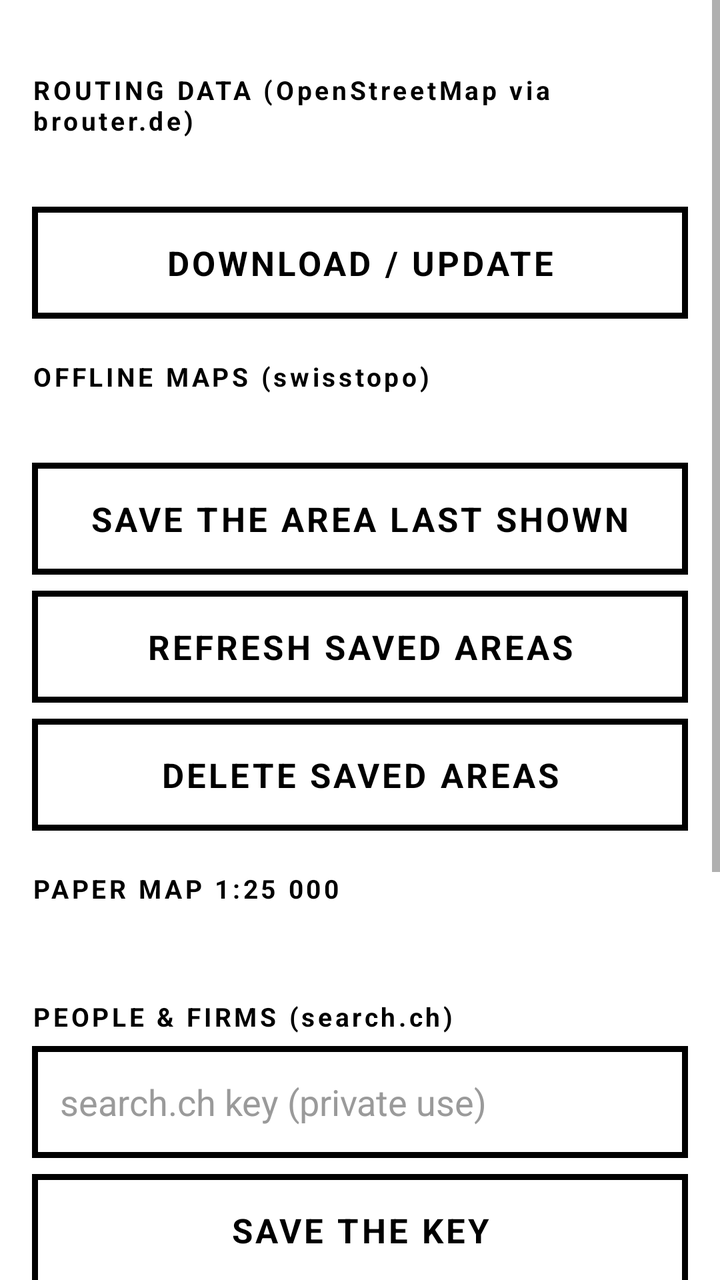
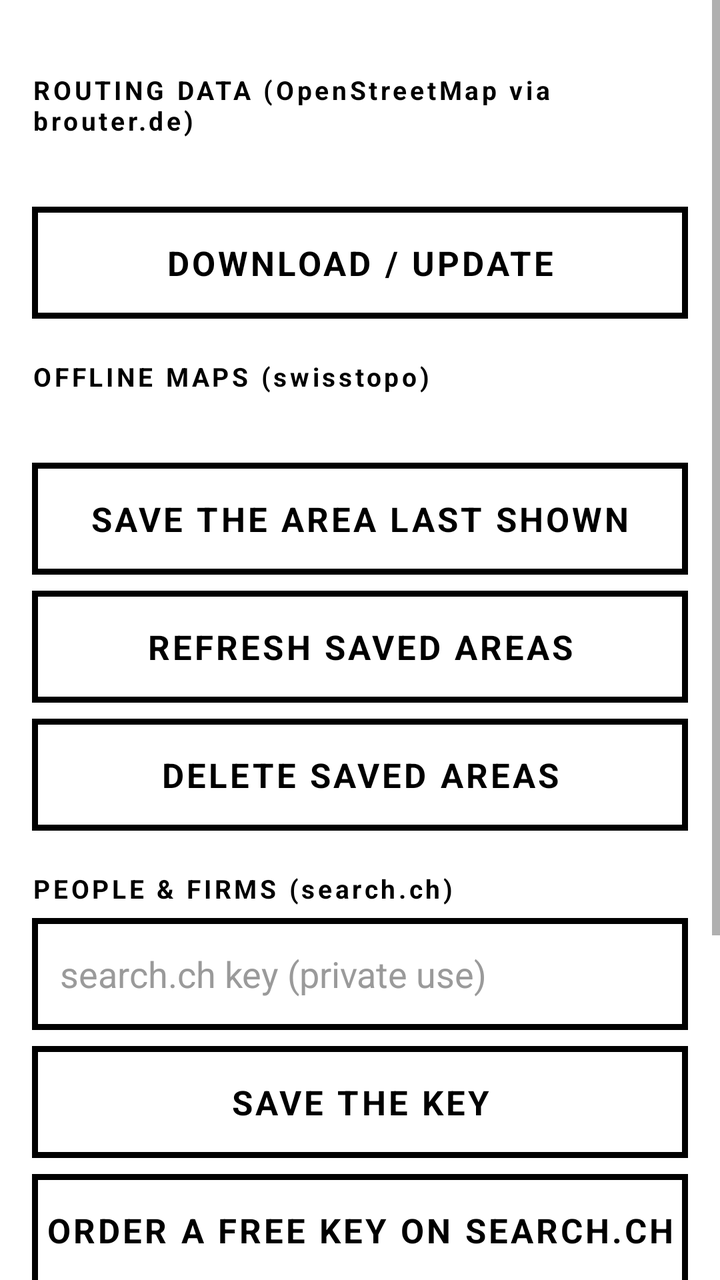

Screens rendered from an Android XML layout before and after an edit, with the pre-edit source and the edit as a unified diff.
<!-- AndroidManifest.xml: application theme Theme.Sbh -->
<!-- res/layout/activity_menu.xml -->
<?xml version="1.0" encoding="utf-8"?>
<ScrollView xmlns:android="http://schemas.android.com/apk/res/android"
    android:layout_width="match_parent" android:layout_height="match_parent" android:background="@color/paper">
    <LinearLayout android:layout_width="match_parent" android:layout_height="wrap_content"
        android:orientation="vertical" android:padding="16dp">

        <TextView style="@style/MenuHead" android:layout_width="match_parent" android:layout_height="wrap_content" android:text="ROUTING DATA (OpenStreetMap via brouter.de)"/>
        <TextView android:id="@+id/segInfo" android:layout_width="match_parent" android:layout_height="wrap_content" android:textSize="15sp" android:fontFamily="monospace" android:lineSpacingExtra="4dp"/>
        <TextView android:id="@+id/btnSegments" style="@style/Btn" android:layout_width="match_parent" android:layout_height="56dp" android:layout_marginTop="8dp" android:text="DOWNLOAD / UPDATE"/>

        <TextView style="@style/MenuHead" android:layout_width="match_parent" android:layout_height="wrap_content" android:text="OFFLINE MAPS (swisstopo)"/>
        <TextView android:id="@+id/offlineInfo" android:layout_width="match_parent" android:layout_height="wrap_content" android:textSize="15sp" android:lineSpacingExtra="4dp"/>
        <TextView android:id="@+id/btnOfflineArea" style="@style/Btn" android:layout_width="match_parent" android:layout_height="56dp" android:layout_marginTop="8dp" android:text="SAVE THE AREA LAST SHOWN"/>
        <TextView android:id="@+id/btnOfflineRefresh" style="@style/Btn" android:layout_width="match_parent" android:layout_height="56dp" android:layout_marginTop="8dp" android:text="REFRESH SAVED AREAS"/>
        <TextView android:id="@+id/btnOfflineDelete" style="@style/Btn" android:layout_width="match_parent" android:layout_height="56dp" android:layout_marginTop="8dp" android:text="DELETE SAVED AREAS"/>

        <TextView style="@style/MenuHead" android:layout_width="match_parent" android:layout_height="wrap_content" android:text="PAPER MAP 1:25 000"/>
        <TextView android:id="@+id/paperInfo" android:layout_width="match_parent" android:layout_height="wrap_content" android:textSize="15sp" android:lineSpacingExtra="4dp"/>

        <TextView style="@style/MenuHead" android:layout_width="match_parent" android:layout_height="wrap_content" android:text="PEOPLE &amp; FIRMS (search.ch)"/>
        <EditText android:id="@+id/dirKey" android:layout_width="match_parent" android:layout_height="56dp"
            android:hint="@string/directory_key_hint" android:textSize="18sp" android:inputType="textVisiblePassword"
            android:background="@drawable/btn" android:paddingStart="14dp" android:paddingEnd="14dp"
            android:textColor="@color/ink" android:textColorHint="@color/grey" android:singleLine="true"/>
        <TextView android:id="@+id/btnDirSave" style="@style/Btn" android:layout_width="match_parent" android:layout_height="56dp" android:layout_marginTop="8dp" android:text="SAVE THE KEY"/>
        <TextView android:id="@+id/btnDirOrder" style="@style/Btn" android:layout_width="match_parent" android:layout_height="56dp" android:layout_marginTop="8dp" android:text="ORDER A FREE KEY ON SEARCH.CH"/>
        <TextView android:layout_width="match_parent" android:layout_height="wrap_content" android:textSize="13sp" android:textColor="@color/grey" android:paddingTop="6dp" android:text="@string/directory_credit"/>

        <TextView style="@style/MenuHead" android:layout_width="match_parent" android:layout_height="wrap_content" android:text="TRACKS"/>
        <TextView android:id="@+id/btnImport" style="@style/Btn" android:layout_width="match_parent" android:layout_height="56dp" android:text="SHOW A GPX FILE ON THE MAP"/>

        <TextView style="@style/MenuHead" android:layout_width="match_parent" android:layout_height="wrap_content" android:text="ABOUT"/>
        <TextView android:id="@+id/about" android:layout_width="match_parent" android:layout_height="wrap_content" android:textSize="14sp" android:lineSpacingExtra="4dp"/>
    </LinearLayout>
</ScrollView>
<!-- resources referenced by this layout -->
<resources>
  <color name="grey">#9A9A9A</color>
  <color name="ink">#000000</color>
  <color name="paper">#FFFFFF</color>
  <!-- drawable btn (drawable) -->
  <?xml version="1.0" encoding="utf-8"?>
  <selector xmlns:android="http://schemas.android.com/apk/res/android">
      <item android:state_pressed="true">
          <shape><solid android:color="@color/ink"/><stroke android:width="3dp" android:color="@color/ink"/></shape>
      </item>
      <item android:state_enabled="false">
          <shape><solid android:color="@color/paper"/><stroke android:width="3dp" android:color="@color/grey"/></shape>
      </item>
      <item>
          <shape><solid android:color="@color/paper"/><stroke android:width="3dp" android:color="@color/ink"/></shape>
      </item>
  </selector>
  <string name="directory_credit">Data: Swisscom Directories AG. A private key allows about a thousand requests a month; each search is kept for a month, no more than forty leave the phone a day.</string>
  <string name="directory_key_hint">search.ch key (private use)</string>
  <style name="Btn">
          <item name="android:background">@drawable/btn</item>
          <item name="android:textColor">@drawable/btn_text</item>
          <item name="android:textSize">17sp</item>
          <item name="android:textStyle">bold</item>
          <item name="android:gravity">center</item>
          <item name="android:letterSpacing">0.08</item>
          <item name="android:minHeight">56dp</item>
          <item name="android:minWidth">56dp</item>
          <item name="android:padding">0dp</item>
          <item name="android:stateListAnimator">@null</item>
          <item name="android:textAllCaps">true</item>
      </style>
  <style name="MenuHead">
          <item name="android:textSize">13sp</item>
          <item name="android:textStyle">bold</item>
          <item name="android:letterSpacing">0.12</item>
          <item name="android:paddingTop">20dp</item>
          <item name="android:paddingBottom">6dp</item>
      </style>
  <style name="Theme.Sbh" parent="Theme.AppCompat.Light.NoActionBar">
          <item name="android:statusBarColor">@color/ink</item>
          <item name="android:navigationBarColor">@color/ink</item>
          <item name="android:windowBackground">@color/paper</item>
          <item name="android:textColor">@color/ink</item>
          <item name="colorAccent">@color/ink</item>
          <item name="colorPrimary">@color/ink</item>
          <item name="android:fontFamily">sans-serif</item>
          <item name="android:windowLightStatusBar">false</item>
          <item name="android:windowLightNavigationBar">false</item>
      </style>
  <!-- drawable btn_text (drawable) -->
  <?xml version="1.0" encoding="utf-8"?>
  <selector xmlns:android="http://schemas.android.com/apk/res/android">
      <item android:state_pressed="true" android:color="@color/paper"/>
      <item android:state_enabled="false" android:color="@color/grey"/>
      <item android:color="@color/ink"/>
  </selector>
</resources>

<!-- the commit's change to res/layout/activity_menu.xml (unified diff, before → after) -->
@@ -14,8 +14,6 @@
         <TextView android:id="@+id/btnOfflineRefresh" style="@style/Btn" android:layout_width="match_parent" android:layout_height="56dp" android:layout_marginTop="8dp" android:text="REFRESH SAVED AREAS"/>
         <TextView android:id="@+id/btnOfflineDelete" style="@style/Btn" android:layout_width="match_parent" android:layout_height="56dp" android:layout_marginTop="8dp" android:text="DELETE SAVED AREAS"/>
 
-        <TextView style="@style/MenuHead" android:layout_width="match_parent" android:layout_height="wrap_content" android:text="PAPER MAP 1:25 000"/>
-        <TextView android:id="@+id/paperInfo" android:layout_width="match_parent" android:layout_height="wrap_content" android:textSize="15sp" android:lineSpacingExtra="4dp"/>
 
         <TextView style="@style/MenuHead" android:layout_width="match_parent" android:layout_height="wrap_content" android:text="PEOPLE &amp; FIRMS (search.ch)"/>
         <EditText android:id="@+id/dirKey" android:layout_width="match_parent" android:layout_height="56dp"
